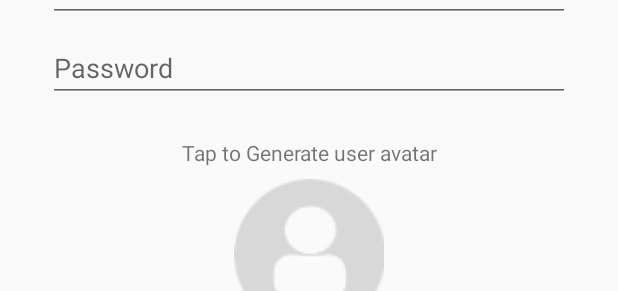
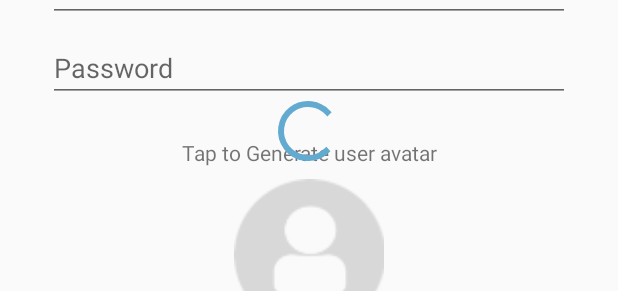
Before and after one commit to Hany-Raaj/Smack, an Android app: the layout activity_create_user.xml on its own in the app's theme, with its tools: preview values and no code run, on a phone screen of 412 x 824 dp. Shown: the part 174-465 px from the top of the screen. Run offline under Robolectric (Android 15) with nearby library versions, the phone set to English and light mode, and no system bars.

Commit message:
Lesson - 81

```diff
--- a/app/src/main/java/com/example/hanyr/smack/Utilities/Constants.kt
+++ b/app/src/main/java/com/example/hanyr/smack/Utilities/Constants.kt
@@ -9,3 +9,6 @@ const val BASE_URL = "https://smackchatapps.herokuapp.com/v1/"
 const val URL_REGISTER = "${BASE_URL}account/register"
 const val URL_LOGIN = "${BASE_URL}account/login"
 const val URL_CREATE_USER = "${BASE_URL}user/add"
+
+//Broadcast Constants
+const val BROADCAST_USER_DATA_CHANGE = "BROADCAST_USER_DATA_CHANGE"
--- a/app/src/main/res/layout/activity_create_user.xml
+++ b/app/src/main/res/layout/activity_create_user.xml
@@ -108,4 +108,18 @@
         app:layout_constraintEnd_toEndOf="parent"
         app:layout_constraintHorizontal_bias="0.5"
         app:layout_constraintStart_toStartOf="parent" />
+
+    <ProgressBar
+        android:id="@+id/CreateSpinner"
+        style="?android:attr/progressBarStyle"
+        android:layout_width="wrap_content"
+        android:layout_height="wrap_content"
+        android:layout_marginBottom="8dp"
+        android:layout_marginEnd="8dp"
+        android:layout_marginStart="8dp"
+        app:layout_constraintBottom_toTopOf="@+id/CreateAvatarImageView"
+        app:layout_constraintEnd_toEndOf="parent"
+        app:layout_constraintHorizontal_bias="0.498"
+        app:layout_constraintStart_toStartOf="parent" />
+
 </android.support.constraint.ConstraintLayout>
```
Also changed, not shown: app/src/main/java/com/example/hanyr/smack/Controller/CreateUserActivity.kt (+44 -11 lines).
